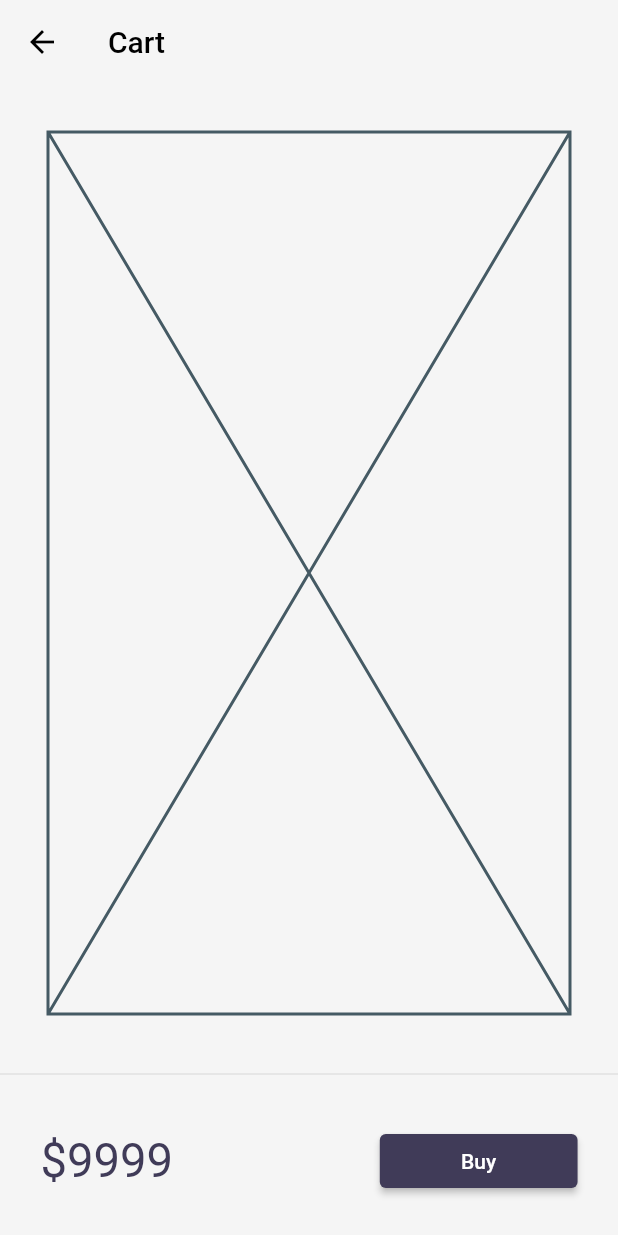
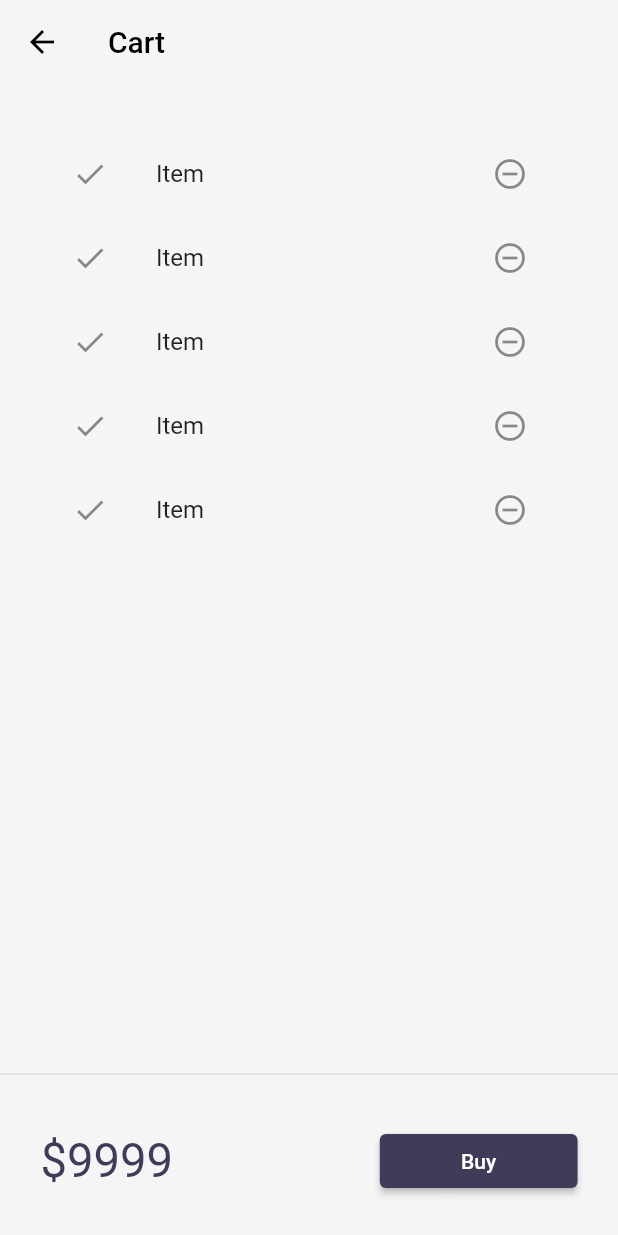
Before and after one commit to prasad-psp/30DaysOfFlutter, a Flutter app: the CartPage screen opened by its route, on a phone screen of 412 x 824 dp. Run offline on Flutter 3.47's test engine with Material 2 defaults, Android fonts, the phone set to English and light mode, and no system bars; our stand-ins replace google_fonts, velocity_x.

Commit message:
day 22: Cart Page

```diff
--- a/lib/pages/cart_page.dart
+++ b/lib/pages/cart_page.dart
@@ -13,7 +13,7 @@ class CartPage extends StatelessWidget {
         title: "Cart".text.make(),
       ),
       body: Column(children: [
-        const Placeholder().p32().expand(),
+        const _CartList().p32().expand(),
         const Divider(),
         const _CartTotal(),
       ]),
@@ -42,3 +42,27 @@ class _CartTotal extends StatelessWidget {
     );
   }
 }
+
+class _CartList extends StatefulWidget {
+  const _CartList({Key? key}) : super(key: key);
+
+  @override
+  State<_CartList> createState() => __CartListState();
+}
+
+class __CartListState extends State<_CartList> {
+  @override
+  Widget build(BuildContext context) {
+    return ListView.builder(
+      itemCount: 5,
+      itemBuilder: ((context, index) => ListTile(
+            leading: const Icon(Icons.done),
+            trailing: IconButton(
+              icon: const Icon(Icons.remove_circle_outline),
+              onPressed: () {},
+            ),
+            title: "Item".text.make(),
+          )),
+    );
+  }
+}
```
